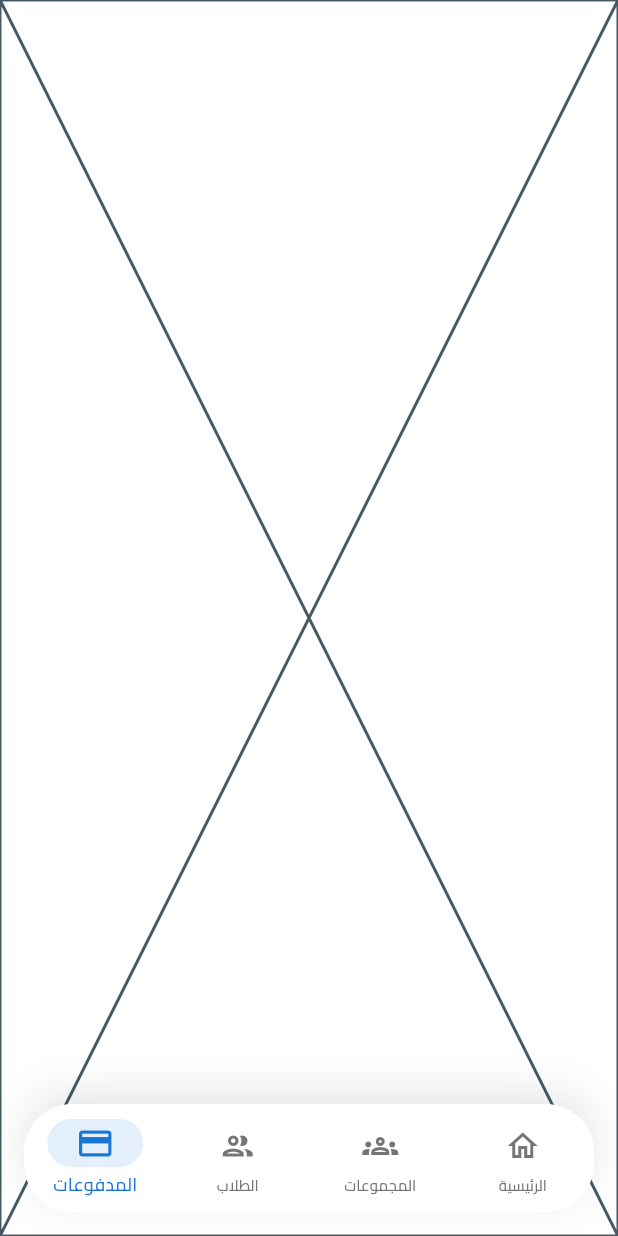
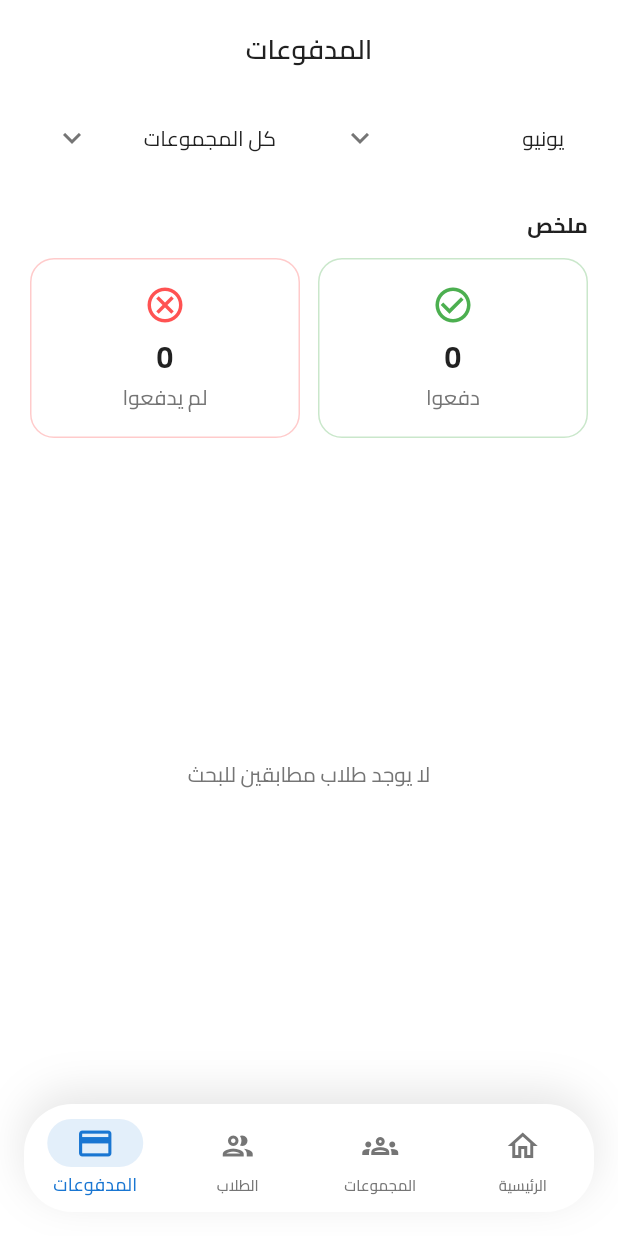
Before and after one commit to peterelia22/My_Classes, a Flutter app: the AppShell screen opened by its route, swiped to page 4, on a phone screen of 412 x 824 dp. Run offline on Flutter 3.47's test engine with Material 3 defaults, Android fonts, the phone set to English and light mode, and no system bars; drawn by our look-alikes of modal_progress_hud_nsn; our stand-ins replace awesome_snackbar_content, bloc, connectivity_plus, dartz, flutter_bloc, flutter_dotenv and 4 more; accounts and stored records are empty; generated files the repository leaves out were written again.

Commit message:
feat(payments): implement payments view with offline-first sync
- Add PaymentsView with filters (month/group), summary cards, and student list
- Add toggle button per student to mark as paid/unpaid (add or update payment)
- Extract StudentPaymentData, PaymentSummaryCard into separate reusable files
- Add AppConstants.months list and replace all local month arrays
- Register PaymentsCubit in AppShell MultiBlocProvider
- Fix offline sync: call syncUnsynced* before remote fetch in payments, groups, students repos
- Fix PaymentModel.toMap to include 'id' for proper upsert on Supabase
- Fix PaymentRemoteDatasource.addPayment to use upsert via documentId
- Add students count to GroupDetailsView header card
- Pass StudentsCubit through routing to GroupDetailsView

```diff
--- a/lib/core/constants/app_constants.dart
+++ b/lib/core/constants/app_constants.dart
@@ -18,6 +18,11 @@ class AppConstants {
     'الجمعة',
   ];
 
+  static const List<String> months = [
+    'يناير', 'فبراير', 'مارس', 'أبريل', 'مايو', 'يونيو',
+    'يوليو', 'أغسطس', 'سبتمبر', 'أكتوبر', 'نوفمبر', 'ديسمبر'
+  ];
+
   static const List<String> sessionDurations = ['30', '45', '60', '90', '120'];
 
   static List<String> get timeSlots {
--- a/lib/features/groups/data/repos/group_repo_impl.dart
+++ b/lib/features/groups/data/repos/group_repo_impl.dart
@@ -27,6 +27,7 @@ class GroupRepoImpl implements GroupRepo {
   Future<Either<Failure, List<GroupEntity>>> getGroups() async {
     try {
       if (await network.isConnected) {
+        await syncUnsyncedGroups();
         final groups = await remote.getGroups();
         final isarGroups = groups
             .map((e) => GroupIsarModel.fromEntity(e, isSynced: true))
@@ -138,6 +139,7 @@ class GroupRepoImpl implements GroupRepo {
             id: isarModel.remoteId,
           );
 
+          // Use upsert via addGroup (which passes documentId)
           await remote.addGroup(remoteModel);
 
           isarModel.isSynced = true;
--- a/lib/features/groups/presentation/views/widgets/group_details/group_details_view_body.dart
+++ b/lib/features/groups/presentation/views/widgets/group_details/group_details_view_body.dart
@@ -8,6 +8,7 @@ import '../../../../../../core/widgets/app_details_actions_row.dart';
 import '../../../../../../core/widgets/app_details_header_card.dart';
 import '../../../../domain/entities/group_entity.dart';
 import '../../../cubits/groups_cubit.dart';
+import 'package:my_classes/features/students/presentation/cubits/students_cubit.dart';
 import '../group_bottom_sheet.dart';
 import 'group_details_schedule_card.dart';
 
@@ -19,6 +20,9 @@ class GroupDetailsViewBody extends StatelessWidget {
 
   @override
   Widget build(BuildContext context) {
+    final students = context.watch<StudentsCubit>().currentStudents;
+    final groupStudentsCount = students.where((s) => s.groupId == group.id).length;
+
     return Scaffold(
       appBar: AppBar(
         title: Text(
@@ -46,7 +50,7 @@ class GroupDetailsViewBody extends StatelessWidget {
             AppDetailsHeaderCard(
               icon: Icons.group_outlined,
               title: group.name,
-              subtitle: '${group.gradeLevel} — ${group.academicYear}',
+              subtitle: '${group.gradeLevel} — ${group.academicYear}\nعدد الطلاب: $groupStudentsCount طالب',
             ),
             const SizedBox(height: 20),
             GroupDetailsScheduleCard(group: group),
--- a/lib/features/home/presentation/views/app_shell.dart
+++ b/lib/features/home/presentation/views/app_shell.dart
@@ -1,14 +1,15 @@
 import 'package:flutter/material.dart';
 import 'package:flutter_bloc/flutter_bloc.dart';
-import 'package:my_classes/core/theme/app_colors.dart';
 import 'package:my_classes/features/groups/presentation/views/groups_view.dart';
-import 'package:my_classes/features/groups/presentation/views/widgets/group_bottom_sheet.dart';
 import 'package:my_classes/features/home/presentation/views/home_layout.dart';
 import 'package:my_classes/features/home/presentation/views/widgets/custom_navigation_bar.dart';
 import 'package:my_classes/features/students/presentation/views/students_view.dart';
 import '../../../../core/services/get_it_service.dart';
 import '../../../groups/domain/repos/group_repo.dart';
 import '../../../groups/presentation/cubits/groups_cubit.dart';
+import '../../../payments/domain/repos/payment_repo.dart';
+import '../../../payments/presentation/cubits/payments_cubit.dart';
+import '../../../payments/presentation/views/payments_view.dart';
 import '../../../students/domain/repos/student_repo.dart';
 import '../../../students/presentation/cubits/students_cubit.dart';
 import 'widgets/app_shell_fab.dart';
@@ -29,7 +30,7 @@ class AppShellState extends State<AppShell> {
     HomeLayout(),
     GroupsView(),
     StudentsView(),
-    Placeholder(),
+    PaymentsView(),
   ];
 
   @override
@@ -53,6 +54,9 @@ class AppShellState extends State<AppShell> {
         ),
         BlocProvider(
           create: (_) => StudentsCubit(getIt<StudentRepo>())..getAllStudents(),
+        ),
+        BlocProvider(
+          create: (_) => PaymentsCubit(getIt<PaymentRepo>())..getAllPayments(),
         ),
       ],
       child: Builder(
--- a/lib/features/payments/data/datasources/payment_remote_datasource.dart
+++ b/lib/features/payments/data/datasources/payment_remote_datasource.dart
@@ -30,7 +30,7 @@ class PaymentRemoteDatasource {
 
   Future<void> addPayment(PaymentModel payment) async {
     try {
-      await db.addData(path: BackendEndpoints.payments, data: payment.toMap());
+      await db.addData(path: BackendEndpoints.payments, data: payment.toMap(), documentId: payment.id);
     } catch (e) {
       throw CustomException(message: e.toString());
     }
--- a/lib/features/payments/data/models/payment_model.dart
+++ b/lib/features/payments/data/models/payment_model.dart
@@ -26,6 +26,7 @@ class PaymentModel extends PaymentEntity {
   );
 
   Map<String, dynamic> toMap() => {
+    'id': id,
     'student_id': studentId,
     'month': month,
     'amount': amount,
--- a/lib/features/payments/data/repos/payment_repo_impl.dart
+++ b/lib/features/payments/data/repos/payment_repo_impl.dart
@@ -29,6 +29,7 @@ class PaymentRepoImpl implements PaymentRepo {
   ) async {
     try {
       if (await network.isConnected) {
+        await syncUnsyncedPayments();
         final payments = await remote.getPaymentsByStudent(studentId);
         await local.savePayments(
           payments
@@ -58,6 +59,7 @@ class PaymentRepoImpl implements PaymentRepo {
   Future<Either<Failure, List<PaymentEntity>>> getAllPayments() async {
     try {
       if (await network.isConnected) {
+        await syncUnsyncedPayments();
         final payments = await remote.getAllPayments();
         await local.savePayments(
           payments
--- /dev/null
+++ b/lib/features/payments/presentation/views/payments_view.dart
@@ -0,0 +1,13 @@
+import 'package:flutter/material.dart';
+import 'widgets/payments_view/payments_view_body_bloc_consumer.dart';
+
+class PaymentsView extends StatelessWidget {
+  const PaymentsView({super.key});
+
+  @override
+  Widget build(BuildContext context) {
+    return const Scaffold(
+      body: PaymentsViewBodyBlocConsumer(),
+    );
+  }
+}
--- /dev/null
+++ b/lib/features/payments/presentation/views/widgets/payments_view/payment_summary_card.dart
@@ -0,0 +1,50 @@
+import 'package:flutter/material.dart';
+import 'package:my_classes/core/theme/app_colors.dart';
+import 'package:my_classes/core/theme/app_text_styles.dart';
+
+class PaymentSummaryCard extends StatelessWidget {
+  final String title;
+  final int count;
+  final Color color;
+  final IconData icon;
+
+  const PaymentSummaryCard({
+    super.key,
+    required this.title,
+    required this.count,
+    required this.color,
+    required this.icon,
+  });
+
+  @override
+  Widget build(BuildContext context) {
+    return Container(
+      padding: const EdgeInsets.symmetric(vertical: 16, horizontal: 12),
+      decoration: BoxDecoration(
+        color: AppColors.surfaceColor,
+        borderRadius: BorderRadius.circular(16),
+        border: Border.all(color: color.withAlpha(76), width: 1),
+      ),
+      child: Column(
+        children: [
+          Icon(icon, color: color, size: 28),
+          const SizedBox(height: 8),
+          Text(
+            '$count',
+            style: AppTextStyles.headlineMedium.copyWith(
+              color: AppColors.textPrimaryColor,
+              fontWeight: FontWeight.bold,
+            ),
+          ),
+          const SizedBox(height: 4),
+          Text(
+            title,
+            style: AppTextStyles.bodyMedium.copyWith(
+              color: AppColors.textSecondaryColor,
+            ),
+          ),
+        ],
+      ),
+    );
+  }
+}
--- /dev/null
+++ b/lib/features/payments/presentation/views/widgets/payments_view/payments_filters_row.dart
@@ -0,0 +1,101 @@
+import 'package:flutter/material.dart';
+import 'package:my_classes/core/constants/app_constants.dart';
+import 'package:my_classes/core/theme/app_colors.dart';
+import 'package:my_classes/core/theme/app_text_styles.dart';
+import 'package:my_classes/features/groups/domain/entities/group_entity.dart';
+
+class PaymentsFiltersRow extends StatelessWidget {
+  final String selectedMonth;
+  final String? selectedGroupId;
+  final List<GroupEntity> groups;
+  final ValueChanged<String> onMonthChanged;
+  final ValueChanged<String?> onGroupChanged;
+
+  const PaymentsFiltersRow({
+    super.key,
+    required this.selectedMonth,
+    this.selectedGroupId,
+    required this.groups,
+    required this.onMonthChanged,
+    required this.onGroupChanged,
+  });
+
+  @override
+  Widget build(BuildContext context) {
+    return Row(
+      children: [
+        Expanded(
+          child: Container(
+            padding: const EdgeInsets.symmetric(horizontal: 16),
+            decoration: BoxDecoration(
+              color: AppColors.surfaceColor,
+              borderRadius: BorderRadius.circular(12),
+            ),
+            child: DropdownButtonHideUnderline(
+              child: DropdownButton<String>(
+                value: selectedMonth,
+                isExpanded: true,
+                icon: const Icon(Icons.keyboard_arrow_down, color: AppColors.textSecondaryColor),
+                dropdownColor: AppColors.surfaceColor,
+                items: AppConstants.months.map((month) {
+                  return DropdownMenuItem(
+                    value: month,
+                    child: Text(
+                      month,
+                      style: AppTextStyles.bodyMedium.copyWith(color: AppColors.textPrimaryColor),
+                    ),
+                  );
+                }).toList(),
+                onChanged: (val) {
+                  if (val != null) onMonthChanged(val);
+                },
+              ),
+            ),
+          ),
+        ),
+        const SizedBox(width: 12),
+        Expanded(
+          child: Container(
+            padding: const EdgeInsets.symmetric(horizontal: 16),
+            decoration: BoxDecoration(
+              color: AppColors.surfaceColor,
+              borderRadius: BorderRadius.circular(12),
+            ),
+            child: DropdownButtonHideUnderline(
+              child: DropdownButton<String?>(
+                value: selectedGroupId,
+                isExpanded: true,
+                icon: const Icon(Icons.keyboard_arrow_down, color: AppColors.textSecondaryColor),
+                dropdownColor: AppColors.surfaceColor,
+                hint: Text(
+                  'كل المجموعات',
+                  style: AppTextStyles.bodyMedium.copyWith(color: AppColors.textPrimaryColor),
+                ),
+                items: [
+                  DropdownMenuItem<String?>(
+                    value: null,
+                    child: Text(
+                      'كل المجموعات',
+                      style: AppTextStyles.bodyMedium.copyWith(color: AppColors.textPrimaryColor),
+                    ),
+                  ),
+                  ...groups.map((group) {
+                    return DropdownMenuItem<String?>(
+                      value: group.id,
+                      child: Text(
+                        group.name,
+                        style: AppTextStyles.bodyMedium.copyWith(color: AppColors.textPrimaryColor),
+                        overflow: TextOverflow.ellipsis,
+                      ),
+                    );
+                  }),
+                ],
+                onChanged: onGroupChanged,
+              ),
+            ),
+          ),
+        ),
+      ],
+    );
+  }
+}
--- /dev/null
+++ b/lib/features/payments/presentation/views/widgets/payments_view/payments_summary_cards.dart
@@ -0,0 +1,38 @@
+import 'package:flutter/material.dart';
+import 'payment_summary_card.dart';
+
+class PaymentsSummaryCards extends StatelessWidget {
+  final int paidCount;
+  final int notPaidCount;
+
+  const PaymentsSummaryCards({
+    super.key,
+    required this.paidCount,
+    required this.notPaidCount,
+  });
+
+  @override
+  Widget build(BuildContext context) {
+    return Row(
+      children: [
+        Expanded(
+          child: PaymentSummaryCard(
+            title: 'دفعوا',
+            count: paidCount,
+            color: Colors.green,
+            icon: Icons.check_circle_outline,
+          ),
+        ),
+        const SizedBox(width: 12),
+        Expanded(
+          child: PaymentSummaryCard(
+            title: 'لم يدفعوا',
+            count: notPaidCount,
+            color: Colors.redAccent,
+            icon: Icons.cancel_outlined,
+          ),
+        ),
+      ],
+    );
+  }
+}
--- /dev/null
+++ b/lib/features/payments/presentation/views/widgets/payments_view/payments_view_body.dart
@@ -0,0 +1,166 @@
+import 'package:flutter/material.dart';
+import 'package:flutter_bloc/flutter_bloc.dart';
+import 'package:my_classes/core/constants/app_constants.dart';
+import 'package:my_classes/core/theme/app_colors.dart';
+import 'package:my_classes/core/theme/app_text_styles.dart';
+import 'package:uuid/uuid.dart';
+
+import 'package:my_classes/features/groups/presentation/cubits/groups_cubit.dart';
+import 'package:my_classes/features/students/presentation/cubits/students_cubit.dart';
+import 'package:my_classes/features/payments/presentation/cubits/payments_cubit.dart';
+import 'package:my_classes/features/payments/domain/entities/payment_entity.dart';
+
+import 'payment_item_card.dart';
+import 'payments_filters_row.dart';
+import 'payments_summary_cards.dart';
+import 'student_payment_data.dart';
+
+class PaymentsViewBody extends StatefulWidget {
+  const PaymentsViewBody({super.key});
+
+  @override
+  State<PaymentsViewBody> createState() => _PaymentsViewBodyState();
+}
+
+class _PaymentsViewBodyState extends State<PaymentsViewBody> {
+  late String selectedMonth;
+  String? selectedGroupId;
+
+  @override
+  void initState() {
+    super.initState();
+    selectedMonth = AppConstants.months[DateTime.now().month - 1];
+    context.read<PaymentsCubit>().getAllPayments();
+  }
+
+  void _handleTogglePayment(
+    bool isPaid,
+    String studentId,
+    PaymentEntity? existingPayment,
+  ) {
+    if (existingPayment != null) {
+      final updated = PaymentEntity(
+        id: existingPayment.id,
+        studentId: existingPayment.studentId,
+        month: existingPayment.month,
+        amount: existingPayment.amount,
+        isPaid: isPaid,
+      );
+      context.read<PaymentsCubit>().updatePayment(updated);
+    } else {
+      final newPayment = PaymentEntity(
+        id: const Uuid().v4(),
+        studentId: studentId,
+        month: selectedMonth,
+        amount: 500,
+        isPaid: isPaid,
+      );
+      context.read<PaymentsCubit>().addPayment(newPayment);
+    }
+  }
+
+  @override
+  Widget build(BuildContext context) {
+    final groups = context.watch<GroupsCubit>().currentGroups;
+    final students = context.watch<StudentsCubit>().currentStudents;
+    final payments = context.watch<PaymentsCubit>().currentPayments;
+
+    final filteredStudents = students.where((s) {
+      if (selectedGroupId != null && s.groupId != selectedGroupId) return false;
+      return true;
+    }).toList();
+
+    int paidCount = 0;
+    int notPaidCount = 0;
+
+    final studentPaymentData = filteredStudents.map((student) {
+      final existingPayment = payments
+          .where((p) => p.studentId == student.id && p.month == selectedMonth)
+          .firstOrNull;
+      final group = groups.where((g) => g.id == student.groupId).firstOrNull;
+      final isPaid = existingPayment?.isPaid ?? false;
+
+      if (isPaid) {
+        paidCount++;
+      } else {
+        notPaidCount++;
+      }
+
+      return StudentPaymentData(
+        student: student,
+        group: group,
+        existingPayment: existingPayment,
+        isPaid: isPaid,
+      );
+    }).toList();
+
+    return SafeArea(
+      child: Padding(
+        padding: const EdgeInsets.all(20.0),
+        child: Column(
+          crossAxisAlignment: CrossAxisAlignment.stretch,
+          children: [
+            Text(
+              'المدفوعات',
+              style: AppTextStyles.headlineSmall.copyWith(
+                color: AppColors.textPrimaryColor,
+              ),
+              textAlign: TextAlign.center,
+            ),
+            const SizedBox(height: 24),
+            PaymentsFiltersRow(
+              selectedMonth: selectedMonth,
+              selectedGroupId: selectedGroupId,
+              groups: groups,
+              onMonthChanged: (val) => setState(() => selectedMonth = val),
+              onGroupChanged: (val) => setState(() => selectedGroupId = val),
+            ),
+            const SizedBox(height: 24),
+            Text(
+              'ملخص',
+              style: AppTextStyles.titleMedium.copyWith(
+                color: AppColors.textPrimaryColor,
+                fontWeight: FontWeight.bold,
+              ),
+            ),
+            const SizedBox(height: 12),
+            PaymentsSummaryCards(
+              paidCount: paidCount,
+              notPaidCount: notPaidCount,
+            ),
+            const SizedBox(height: 24),
+            Expanded(
+              child: studentPaymentData.isEmpty
+                  ? Center(
+                      child: Text(
+                        'لا يوجد طلاب مطابقين للبحث',
+                        style: AppTextStyles.bodyMedium.copyWith(
+                          color: AppColors.textSecondaryColor,
+                        ),
+                      ),
+                    )
+                  : ListView.builder(
+                      itemCount: studentPaymentData.length,
+                      itemBuilder: (context, index) {
+                        final data = studentPaymentData[index];
+                        return PaymentItemCard(
+                          student: data.student,
+                          group: data.group,
+                          isPaid: data.isPaid,
+                          onTogglePayment: (newIsPaid) {
+                            _handleTogglePayment(
+                              newIsPaid,
+                              data.student.id,
+                              data.existingPayment,
+                            );
+                          },
+                        );
+                      },
+                    ),
+            ),
+          ],
+        ),
+      ),
+    );
+  }
+}
--- /dev/null
+++ b/lib/features/payments/presentation/views/widgets/payments_view/payments_view_body_bloc_consumer.dart
@@ -0,0 +1,47 @@
+import 'package:awesome_snackbar_content/awesome_snackbar_content.dart';
+import 'package:flutter/material.dart';
+import 'package:flutter_bloc/flutter_bloc.dart';
+import 'package:my_classes/core/helpers/build_snack_bar.dart';
+import 'package:my_classes/core/widgets/custom_progress_hud.dart';
+import 'package:my_classes/features/payments/presentation/cubits/payments_cubit.dart';
+import 'payments_view_body.dart';
+
+class PaymentsViewBodyBlocConsumer extends StatelessWidget {
+  const PaymentsViewBodyBlocConsumer({super.key});
+
+  @override
+  Widget build(BuildContext context) {
+    return BlocConsumer<PaymentsCubit, PaymentsState>(
+      listener: (context, state) {
+        if (state is PaymentActionFailure) {
+          buildSnackBar(
+            context: context,
+            title: 'خطأ',
+            message: state.errorMessage,
+            contentType: ContentType.failure,
+          );
+        } else if (state is PaymentsFailure) {
+          buildSnackBar(
+            context: context,
+            title: 'خطأ',
+            message: state.errorMessage,
+            contentType: ContentType.failure,
+          );
+        } else if (state is PaymentActionSuccess) {
+          buildSnackBar(
+            context: context,
+            title: 'نجح',
+            message: 'تم تحديث حالة الدفع بنجاح',
+            contentType: ContentType.success,
+          );
+        }
+      },
+      builder: (context, state) {
+        return CustomProgressHud(
+          isLoading: state is PaymentsLoading,
+          child: const PaymentsViewBody(),
+        );
+      },
+    );
+  }
+}
--- /dev/null
+++ b/lib/features/payments/presentation/views/widgets/payments_view/student_payment_data.dart
@@ -0,0 +1,17 @@
+import 'package:my_classes/features/payments/domain/entities/payment_entity.dart';
+import 'package:my_classes/features/students/domain/entities/student_entity.dart';
+import 'package:my_classes/features/groups/domain/entities/group_entity.dart';
+
+class StudentPaymentData {
+  final StudentEntity student;
+  final GroupEntity? group;
+  final PaymentEntity? existingPayment;
+  final bool isPaid;
+
+  StudentPaymentData({
+    required this.student,
+    required this.group,
+    required this.existingPayment,
+    required this.isPaid,
+  });
+}
--- a/lib/features/students/data/repos/student_repo_impl.dart
+++ b/lib/features/students/data/repos/student_repo_impl.dart
@@ -146,6 +146,7 @@ class StudentRepoImpl implements StudentRepo {
   Future<Either<Failure, List<StudentEntity>>> getAllStudents() async {
     try {
       if (await network.isConnected) {
+        await syncUnsyncedStudents();
         final students = await remote.getAllStudents();
         final isarStudents = students
             .map((e) => StudentIsarModel.fromEntity(e, isSynced: true))
```
Also changed, not shown: lib/core/helpers/on_generate_routes.dart (+6 -2 lines), lib/features/groups/presentation/views/widgets/groups_view/group_card.dart (+6 -1 lines), lib/features/payments/presentation/views/widgets/payments_view/payment_item_card.dart (added, +89 -0 lines), 1 other file.
